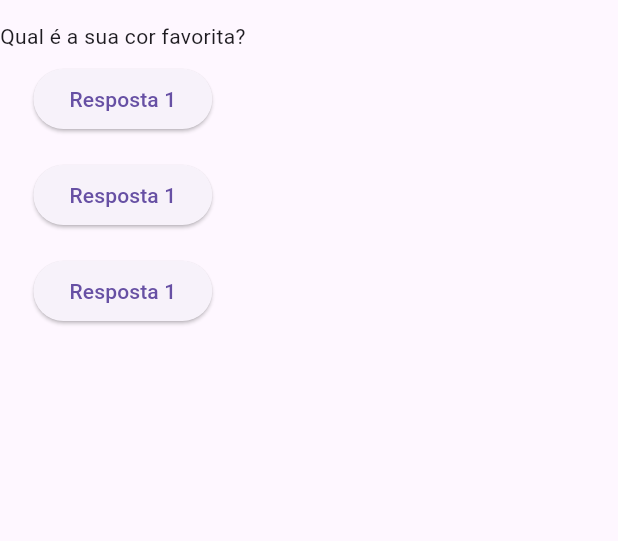
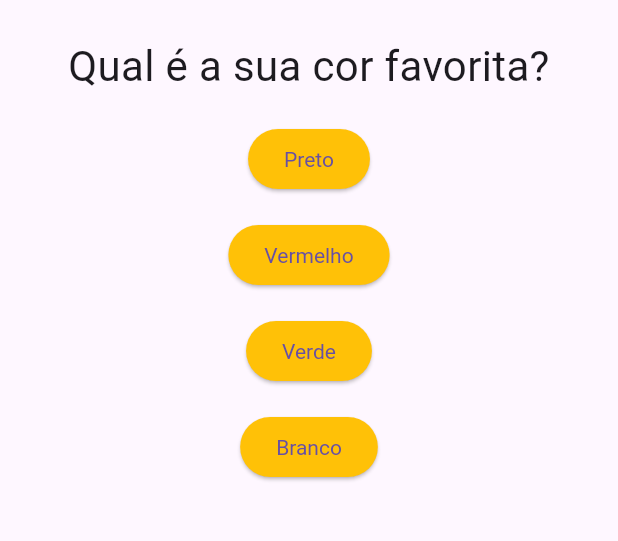
Before and after one commit to tiagors09/projeto_perguntas, a Flutter app: the screen it shows after launch, on a phone screen of 412 x 824 dp, the part 63-604 px from its top. Run offline on Flutter 3.47's test engine with Material 3 defaults, Android fonts, the phone set to English and light mode, and no system bars; missing offline and left inert: dart:ffi.

Commit message:
added answers

```diff
--- a/lib/main.dart
+++ b/lib/main.dart
@@ -1,43 +1,70 @@
+import 'dart:ffi';
+
 import 'package:flutter/material.dart';
+import 'package:projeto_perguntas/questao.dart';
+import 'package:projeto_perguntas/resposta.dart';
 
 main() {
-  runApp(PerguntaApp());
+  runApp(const PerguntaApp());
 }
 
-class PerguntaApp extends StatelessWidget {
+class _PerguntaAppState extends State<PerguntaApp> {
+  var _perguntaSelecionada = 0;
+
+  void _responder() {
+    setState(() => _perguntaSelecionada++);
+  }
+
   @override
   Widget build(BuildContext context) {
-    final List<String> perguntas = [
-      'Qual é a sua cor favorita?',
-      'Qual é o seu animal favorito?',
+    final List<Map<String, Object>> perguntas = [
+      {
+        'texto': 'Qual é a sua cor favorita?',
+        'respostas': ['Preto', 'Vermelho', 'Verde', 'Branco'],
+      },
+      {
+        'texto': 'Qual é o seu animal favorito?',
+        'respostas': ['Coelho', 'Cobra', 'Elefante', 'Leão'],
+      },
+      {
+        'texto': 'Qual é o seu instrutor favorito?',
+        'respostas': ['Maria', 'João', 'Leo', 'Pedro'],
+      },
     ];
+
+    List<String> respostas =
+        perguntas[_perguntaSelecionada]['respostas'] as List<String>;
+    // List<Resposta> widgets =
+    // respostas.map((t) => Resposta(texto: t, onPress: _responder)).toList();
+
+    // List<Resposta> widgets = [];
+    /* for (var textoResp in respostas) {
+      widgets.add(Resposta(texto: textoResp, onPress: _responder));
+    } */
 
     return MaterialApp(
       home: Scaffold(
         appBar: AppBar(
-          title: Text('Perguntas'),
+          title: const Text('Perguntas'),
         ),
         body: Column(
-          children: [
-            Text(perguntas.elementAt(0)),
-            Padding(
-              padding: const EdgeInsets.all(8.0),
-              child:
-                  ElevatedButton(onPressed: () {}, child: Text('Resposta 1')),
-            ),
-            Padding(
-              padding: const EdgeInsets.all(8.0),
-              child:
-                  ElevatedButton(onPressed: () {}, child: Text('Resposta 1')),
-            ),
-            Padding(
-              padding: const EdgeInsets.all(8.0),
-              child:
-                  ElevatedButton(onPressed: () {}, child: Text('Resposta 1')),
-            ),
+          children: <Widget>[
+            Questao(perguntas[_perguntaSelecionada]['texto'].toString()),
+            ...respostas
+                .map((t) => Resposta(texto: t, onPress: _responder))
+                .toList()
           ],
         ),
       ),
     );
   }
 }
+
+class PerguntaApp extends StatefulWidget {
+  const PerguntaApp({super.key});
+
+  @override
+  _PerguntaAppState createState() {
+    return _PerguntaAppState();
+  }
+}
--- /dev/null
+++ b/lib/questao.dart
@@ -0,0 +1,22 @@
+import 'package:flutter/material.dart';
+
+class Questao extends StatelessWidget {
+  final String texto;
+
+  const Questao(this.texto, {super.key});
+
+  @override
+  Widget build(BuildContext context) {
+    return Container(
+      child: Text(
+        texto,
+        style: const TextStyle(
+          fontSize: 28.0,
+        ),
+        textAlign: TextAlign.center,
+      ),
+      width: double.infinity,
+      margin: const EdgeInsets.all(10.0),
+    );
+  }
+}
--- /dev/null
+++ b/lib/resposta.dart
@@ -0,0 +1,23 @@
+import 'package:flutter/material.dart';
+
+class Resposta extends StatelessWidget {
+  final String texto;
+  final void Function() onPress;
+
+  const Resposta({required this.texto, required this.onPress, super.key});
+
+  @override
+  Widget build(BuildContext context) {
+    return Padding(
+      padding: const EdgeInsets.all(8.0),
+      child: ElevatedButton(
+        onPressed: onPress,
+        style: const ButtonStyle(
+            backgroundColor: MaterialStatePropertyAll(Colors.amber),
+            textStyle:
+                MaterialStatePropertyAll(TextStyle(color: Colors.black))),
+        child: Text(texto),
+      ),
+    );
+  }
+}
```
